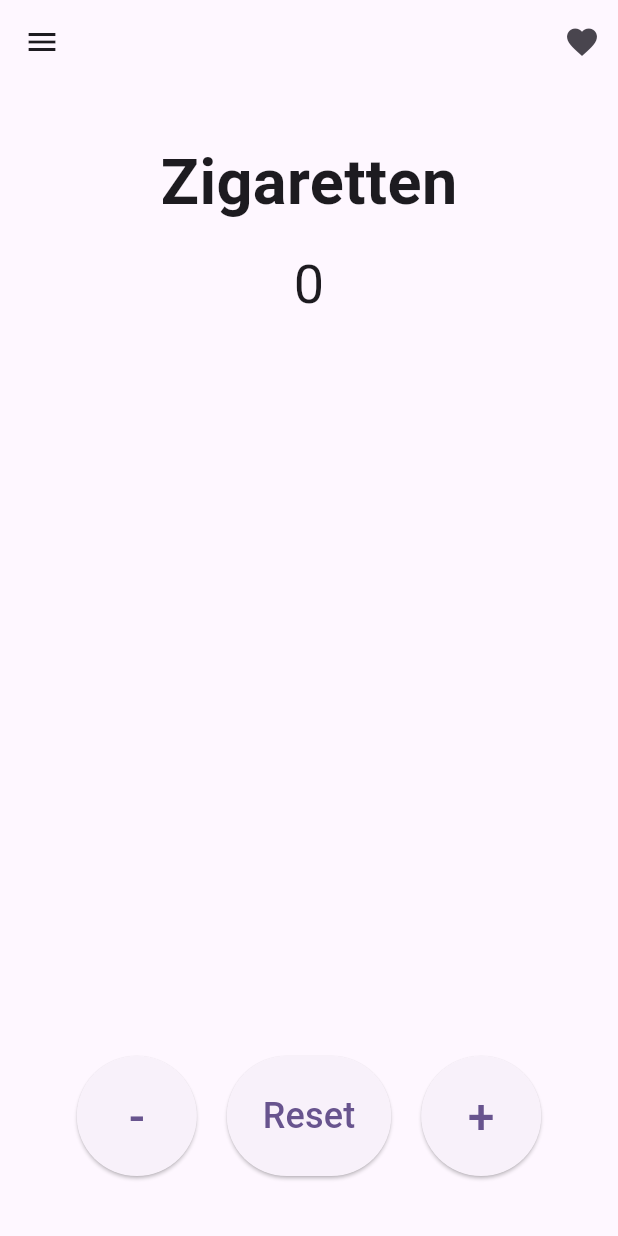
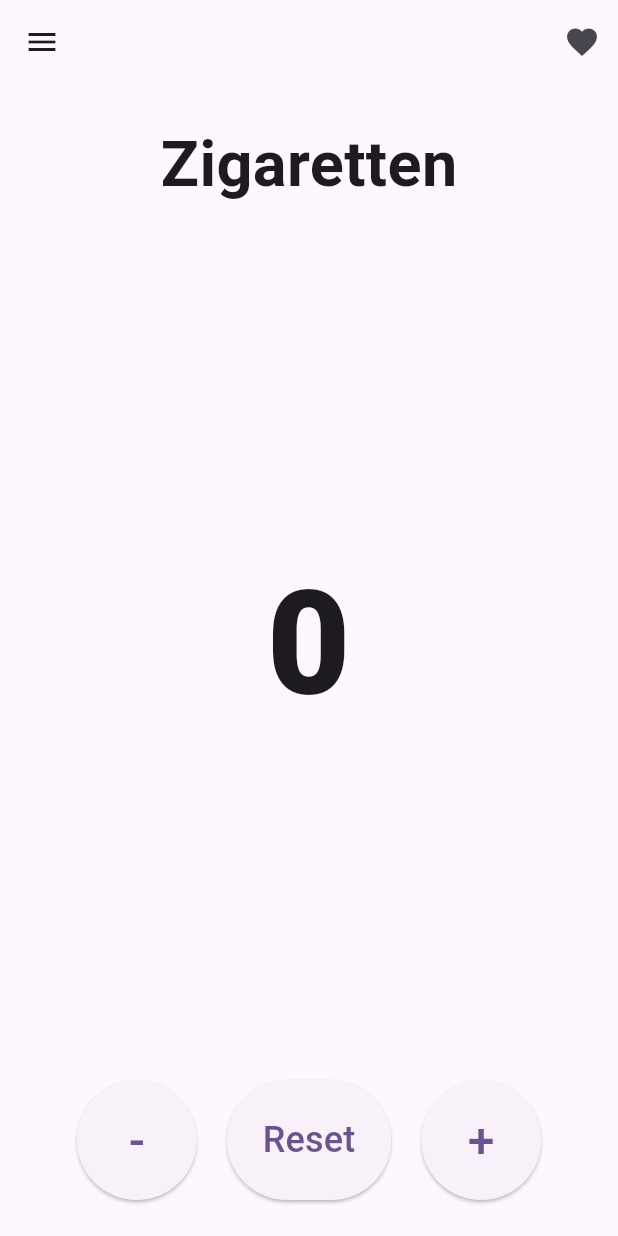
Before and after one commit to Syktox/Counter_App, a Flutter app: the screen it shows after launch, on a phone screen of 412 x 824 dp. Run offline on Flutter 3.47's test engine with Material 3 defaults, Android fonts, the phone set to English and light mode, and no system bars.

Commit message:
Small UI Changes

```diff
--- a/lib/screens/home_page.dart
+++ b/lib/screens/home_page.dart
@@ -187,23 +187,29 @@ class _HomePageState extends State<HomePage> {
         child: Column(
           crossAxisAlignment: CrossAxisAlignment.center,
           children: [
-            const SizedBox(height: 36),
+            const SizedBox(height: 24),
             Text(
               currentCounter,
               style: const TextStyle(fontSize: 42, fontWeight: FontWeight.bold),
             ),
-            const SizedBox(height: 16),
-            Text(
-              '${counters[currentCounter]}',
-              style: Theme.of(context).textTheme.displaySmall,
+            Expanded(
+              child: Center(
+                child: Text(
+                  '${counters[currentCounter]}',
+                  textAlign: TextAlign.center,
+                  style: const TextStyle(
+                    fontSize: 96,
+                    fontWeight: FontWeight.w900,
+                  ),
+                ),
+              ),
             ),
-            const Spacer(),
             CounterControls(
               onIncrement: _increment,
               onDecrement: _decrement,
               onReset: _reset,
             ),
-            const SizedBox(height: 40),
+            const SizedBox(height: 24),
           ],
         ),
       ),
```
